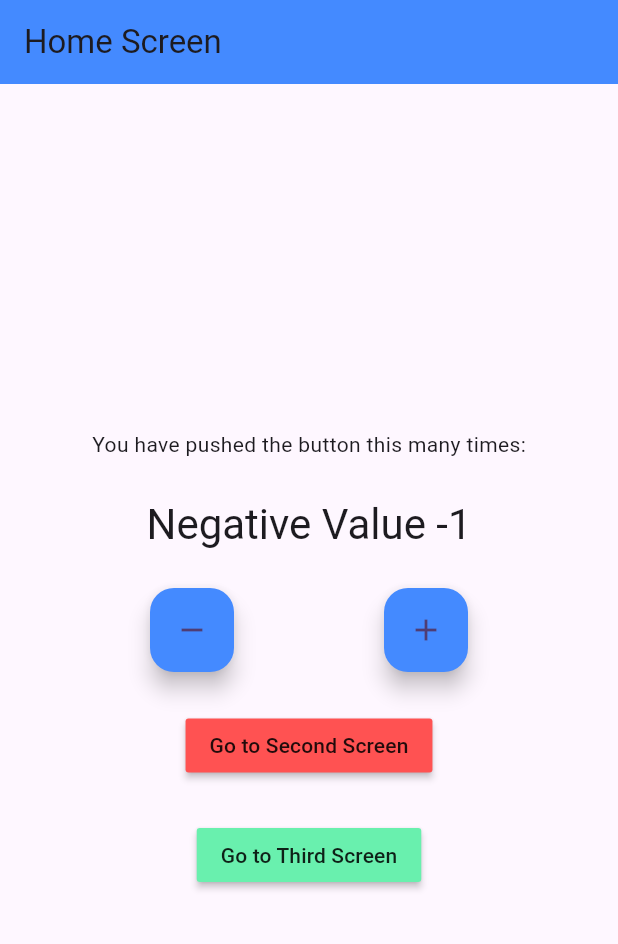
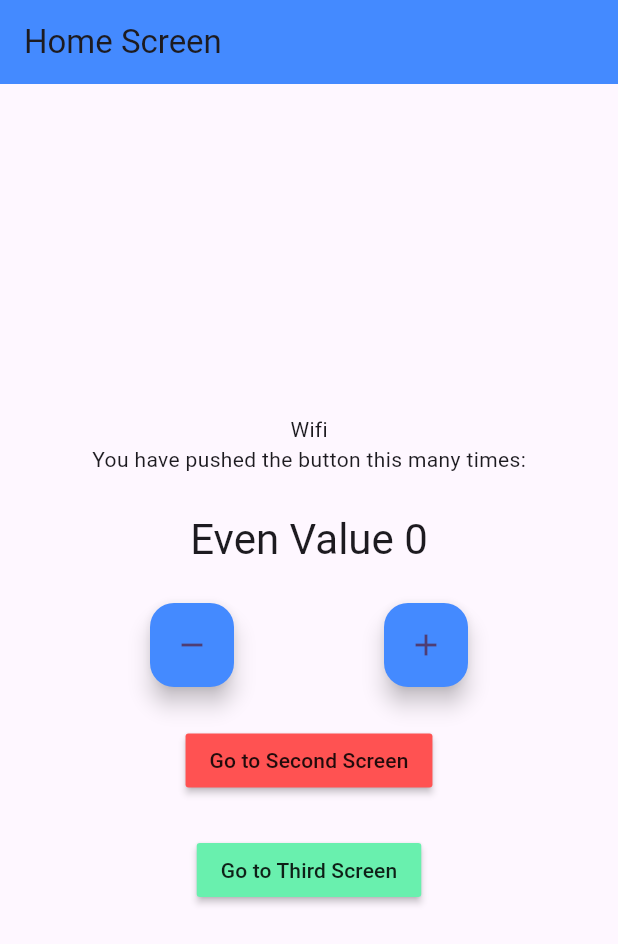
Before and after one commit to ZakwanIbrahim3321/flutter_bloc_concepts, a Flutter app: the screen it shows after launch, after a tap on the "remove" icon, on a phone screen of 412 x 824 dp. Shown: the top 944 px of the screen. Run offline on Flutter 3.47's test engine with Material 2 defaults, Android fonts, the phone set to English and light mode, and no system bars; our stand-ins replace connectivity_plus, equatable, flutter_bloc.

```diff
--- /dev/null
+++ b/lib/constants/enums.dart
@@ -0,0 +1,4 @@
+enum ConnectionType {
+  wifi,
+  mobile
+}
--- a/lib/logic/cubit/counter_cubit.dart
+++ b/lib/logic/cubit/counter_cubit.dart
@@ -1,14 +1,40 @@
-import 'package:equatable/equatable.dart';
+import 'dart:async';
+
+import 'package:bloc_concept/constants/enums.dart';
+import 'package:bloc_concept/logic/cubit/counter_state.dart';
+import 'package:bloc_concept/logic/cubit/internet_cubit.dart';
 import 'package:flutter_bloc/flutter_bloc.dart';
 
-part 'counter_state.dart';
+class CounterCubit extends Cubit<CounterState> {
+  final InternetCubit internetCubit;
+  late StreamSubscription internetStreamSubscription;
 
-class CounterCubit extends Cubit<CounterState> {
-  CounterCubit() : super(CounterState(counterValue: 0));
+  CounterCubit({required this.internetCubit})
+      : super(const CounterState(counterValue: 0)) {
+    monitorInternetCubit();
+  }
+
+  void monitorInternetCubit() {
+    internetStreamSubscription = internetCubit.stream.listen((internetState) {
+      if (internetState is InternetConnected &&
+          internetState.connectionType == ConnectionType.wifi) {
+        increment();
+      } else if (internetState is InternetConnected &&
+          internetState.connectionType == ConnectionType.mobile) {
+        decrement();
+      }
+    });
+  }
 
   void increment() => emit(
       CounterState(counterValue: state.counterValue + 1, wasIncremented: true));
 
   void decrement() => emit(CounterState(
       counterValue: state.counterValue - 1, wasIncremented: false));
+
+  @override
+  Future<void> close() {
+    internetStreamSubscription.cancel();
+    return super.close();
+  }
 }
--- a/lib/logic/cubit/counter_state.dart
+++ b/lib/logic/cubit/counter_state.dart
@@ -1,4 +1,4 @@
-part of 'counter_cubit.dart';
+import 'package:equatable/equatable.dart';
 
 class CounterState extends Equatable
  {
--- /dev/null
+++ b/lib/logic/cubit/internet_cubit.dart
@@ -0,0 +1,41 @@
+import 'dart:async';
+
+import 'package:bloc_concept/constants/enums.dart';
+import 'package:flutter/material.dart';
+import 'package:flutter_bloc/flutter_bloc.dart';
+import 'package:connectivity_plus/connectivity_plus.dart';
+
+part 'internet_state.dart';
+
+class InternetCubit extends Cubit<InternetState> {
+  final Connectivity connectivity;
+  late StreamSubscription connectivityStreamSubscription;
+
+  InternetCubit({required this.connectivity}) : super(InternetLoading()) {
+    monitorInternetConnection();
+  }
+
+  void monitorInternetConnection() {
+    connectivityStreamSubscription =
+        connectivity.onConnectivityChanged.listen((connectivityResult) {
+      if (connectivityResult == ConnectivityResult.wifi) {
+        emit(InternetConnected(connectionType: ConnectionType.wifi));
+      } else if (connectivityResult == ConnectivityResult.mobile) {
+        emit(InternetConnected(connectionType: ConnectionType.mobile));
+      } else if (connectivityResult == ConnectivityResult.none) {
+        emit(InternetnetDisconnected());
+      }
+    });
+  }
+
+  void emitInternetConnected(ConnectionType connectionType) =>
+      emit(InternetConnected(connectionType: connectionType));
+
+  void emitInternetDisconnected() => emit(InternetnetDisconnected());
+
+  @override
+  Future<void> close() {
+    connectivityStreamSubscription.cancel();
+    return super.close();
+  }
+}
--- /dev/null
+++ b/lib/logic/cubit/internet_state.dart
@@ -0,0 +1,13 @@
+part of 'internet_cubit.dart';
+
+@immutable
+abstract class InternetState {}
+
+class InternetLoading extends InternetState {}
+
+class InternetConnected extends InternetState {
+  final ConnectionType connectionType;
+  InternetConnected({required this.connectionType});
+}
+
+class InternetnetDisconnected extends InternetState {}
--- a/lib/main.dart
+++ b/lib/main.dart
@@ -1,28 +1,45 @@
 import 'package:bloc_concept/logic/cubit/counter_cubit.dart';
+import 'package:bloc_concept/logic/cubit/internet_cubit.dart';
 import 'package:bloc_concept/presentation/router/app_router.dart';
+import 'package:connectivity_plus/connectivity_plus.dart';
 import 'package:flutter/material.dart';
 import 'package:flutter_bloc/flutter_bloc.dart';
 
 void main() {
-  runApp(MyApp());
+  runApp(MyApp(
+    appRouter: AppRouter(),
+    connectivity: Connectivity(),
+  ));
 }
 
 class MyApp extends StatelessWidget {
-  MyApp({super.key});
+  const MyApp({super.key, required this.appRouter, required this.connectivity});
 
-  final AppRouter _appRouter = AppRouter();
+  final AppRouter appRouter;
+  final Connectivity connectivity;
 
   @override
   Widget build(BuildContext context) {
-    return BlocProvider<CounterCubit>(
-      create: (context) => CounterCubit(),
+    return MultiBlocProvider(
+      providers: [
+        BlocProvider<InternetCubit>(
+          create: (context) => InternetCubit(
+            connectivity: connectivity,
+          ),
+        ),
+        BlocProvider<CounterCubit>(
+          create: (context) => CounterCubit(
+            internetCubit: BlocProvider.of<InternetCubit>(context),
+          ),
+        ),
+      ],
       child: MaterialApp(
         title: 'Flutter Demo',
         theme: ThemeData(
           colorScheme: ColorScheme.fromSeed(seedColor: Colors.deepPurple),
           useMaterial3: true,
         ),
-        onGenerateRoute: _appRouter.onGenerateRoute,
+        onGenerateRoute: appRouter.onGenerateRoute,
       ),
     );
   }
--- a/lib/presentation/screens/home_screen.dart
+++ b/lib/presentation/screens/home_screen.dart
@@ -1,4 +1,7 @@
+import 'package:bloc_concept/constants/enums.dart';
 import 'package:bloc_concept/logic/cubit/counter_cubit.dart';
+import 'package:bloc_concept/logic/cubit/counter_state.dart';
+import 'package:bloc_concept/logic/cubit/internet_cubit.dart';
 import 'package:flutter/material.dart';
 import 'package:flutter_bloc/flutter_bloc.dart';
 
@@ -27,6 +30,19 @@ class _HomeScreenState extends State<HomeScreen> {
         child: Column(
           mainAxisAlignment: MainAxisAlignment.center,
           children: <Widget>[
+            BlocBuilder<InternetCubit, InternetState>(
+                builder: (context, state) {
+              if (state is InternetConnected &&
+                  state.connectionType == ConnectionType.wifi) {
+                return const Text('Wifi');
+              } else if (state is InternetConnected &&
+                  state.connectionType == ConnectionType.mobile) {
+                return const Text('Mobile');
+              } else if (state is InternetnetDisconnected) {
+                return const Text('Disconnected');
+              }
+              return const CircularProgressIndicator();
+            }),
             const Text(
               'You have pushed the button this many times:',
             ),
--- a/lib/presentation/screens/second_screen.dart
+++ b/lib/presentation/screens/second_screen.dart
@@ -1,4 +1,5 @@
 import 'package:bloc_concept/logic/cubit/counter_cubit.dart';
+import 'package:bloc_concept/logic/cubit/counter_state.dart';
 import 'package:flutter/material.dart';
 import 'package:flutter_bloc/flutter_bloc.dart';
 
--- a/lib/presentation/screens/third_screen.dart
+++ b/lib/presentation/screens/third_screen.dart
@@ -1,4 +1,5 @@
 import 'package:bloc_concept/logic/cubit/counter_cubit.dart';
+import 'package:bloc_concept/logic/cubit/counter_state.dart';
 import 'package:flutter/material.dart';
 import 'package:flutter_bloc/flutter_bloc.dart';
 
--- a/pubspec.yaml
+++ b/pubspec.yaml
@@ -34,6 +34,7 @@ dependencies:
   bloc_test: ^9.1.5
   equatable: ^2.0.5
   test: ^1.24.3
+  connectivity_plus: ^5.0.1
 
   # The following adds the Cupertino Icons font to your application.
   # Use with the CupertinoIcons class for iOS style icons.
```
Also changed, not shown: pubspec.lock, 10 other files.
